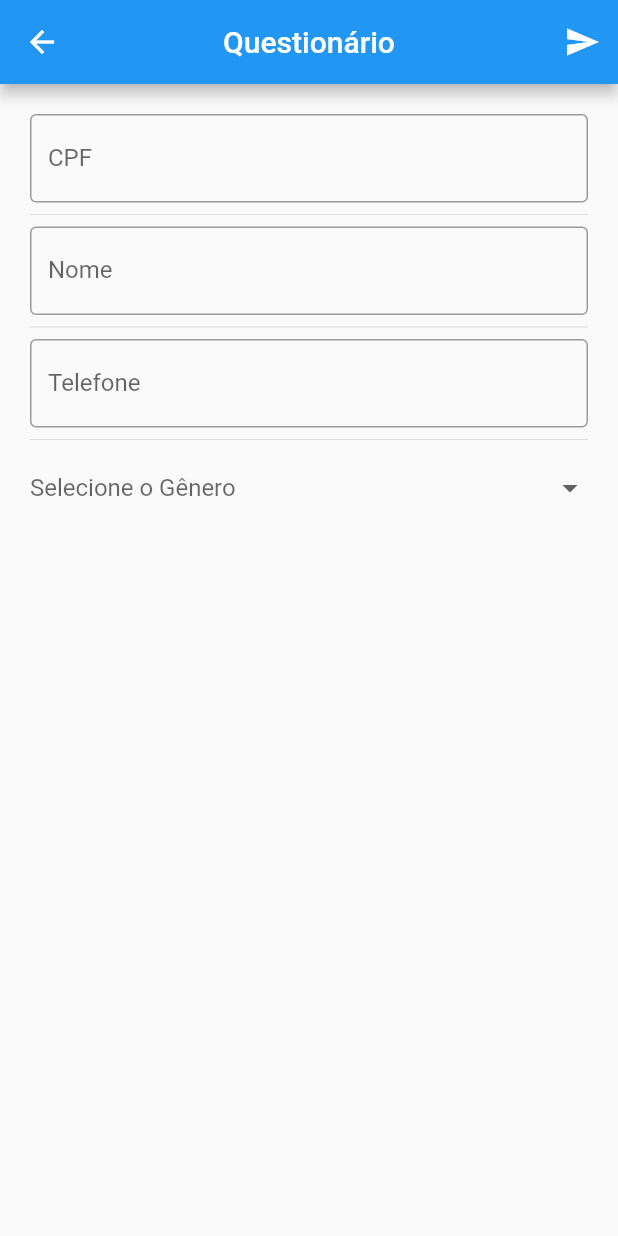
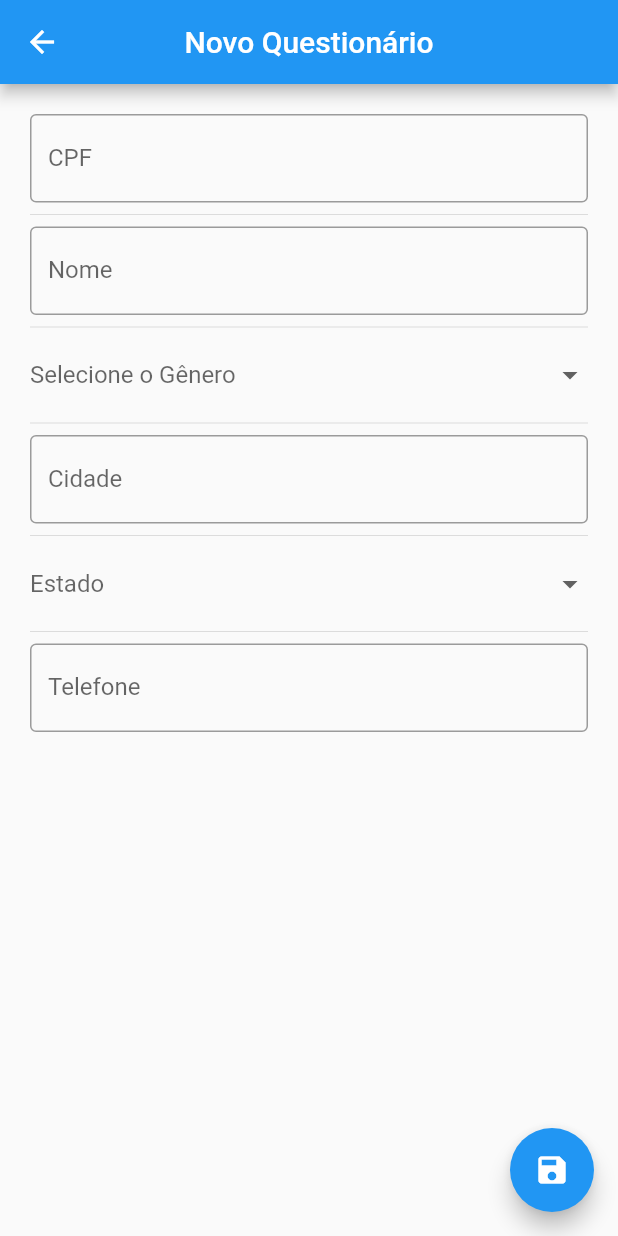
Before and after one commit to divoneimacedo/questionario_app, a Flutter app: the screen it shows after launch, after a tap on the "add" icon, on a phone screen of 412 x 824 dp. Run offline on Flutter 3.47's test engine with Material 2 defaults, Android fonts, the phone set to English and light mode, and no system bars; our stand-ins replace mask_text_input_formatter, sqflite; accounts and stored records are empty.

Commit message:
Salvando dados dos formularios e mostrando

```diff
--- a/lib/main.dart
+++ b/lib/main.dart
@@ -1,6 +1,6 @@
 import 'package:flutter/material.dart';
 import 'package:questionario_app/ui/home.dart';
-
+import 'package:questionario_app/model/questionario_model.dart';
 void main() {
   runApp(Home());
 }
--- a/lib/model/questionario_model.dart
+++ b/lib/model/questionario_model.dart
@@ -33,7 +33,7 @@ class QuestionarioModel{
 
   Future<Database> initDb() async{
     final databasesPath = await getDatabasesPath();
-    final path =  join(databasesPath,"questionario.db");
+    final path =  join(databasesPath,"questionarionew.db");
     return await openDatabase(path,version: 1,onCreate: (Database db,int newerversion) async{
       await db.execute(
           "CREATE TABLE $questTable ($idColumn INTEGER PRIMARY KEY,$cpfColumn TEXT,$nomeColumn TEXT, $telColumn TEXT, $generoColumn TEXT, $cidadeColumn TEXT, $ufColumn TEXT,$imgColumn TEXT, $sendColumn INTEGER)"
@@ -49,10 +49,13 @@ class QuestionarioModel{
   Future<List> getDataQuest() async{
     Database dbQuest = await db;
     List listMap = await dbQuest.rawQuery("Select * FROM $questTable");
+    //print(listMap);
     List<QuestionarioList> listQuest = List();
     for(Map m in listMap){
+
       listQuest.add(QuestionarioList.fromMap(m));
     }
+    return listQuest;
   }
 
   Future<QuestionarioList> saveQuest(QuestionarioList quest) async{
@@ -92,6 +95,7 @@ class QuestionarioList{
   QuestionarioList();
 
   QuestionarioList.fromMap(Map map){
+    print(map[idColumn]);
     id = map[idColumn];
     cpf = map[cpfColumn];
     nome = map[nomeColumn];
@@ -123,6 +127,6 @@ class QuestionarioList{
 
   @override
   String toString(){
-    return "Questionario(cpf:$cpf,nome: $nome,telefone:$telefone,genero:$genero,cidade:$cidade,uf:$uf)";
+    return "Questionario(cpf:$cpf,nome: $nome,genero:$genero,cidade:$cidade,uf:$uf,telefone:$telefone,img:$img,send:$send)";
   }
 }
--- a/lib/ui/home.dart
+++ b/lib/ui/home.dart
@@ -37,6 +37,7 @@ class _HomePageState extends State<HomePage> {
   void initState(){
     super.initState();
     _getAllForms();
+
   }
 
   @override
@@ -64,7 +65,7 @@ class _HomePageState extends State<HomePage> {
       ),
       body: ListView.builder(
           padding: EdgeInsets.all(10.0),
-          itemCount: listForm.length,
+          itemCount: (listForm != null ? listForm.length: 0),
           itemBuilder: (context,index){
             return _formCard(context,index);
           }
@@ -186,6 +187,7 @@ class _HomePageState extends State<HomePage> {
   }
 
   void _showFormPage({QuestionarioList questionarioList}) async {
+    //print(questionarioList);
     final recContact = await Navigator.push(context,
         MaterialPageRoute(builder: (context) => QuestionarioPage(questionarioList: questionarioList,))
     );
@@ -200,9 +202,12 @@ class _HomePageState extends State<HomePage> {
   }
 
   void _getAllForms(){
+    print("ok");
     questionario.getDataQuest().then((list) {
+      print(list);
       setState(() {
         listForm = list;
+        print(listForm);
       });
     });
   }
--- a/lib/ui/questionario.dart
+++ b/lib/ui/questionario.dart
@@ -32,25 +32,54 @@ class _QuestionarioPageState extends State<QuestionarioPage> {
   final cidadeController = TextEditingController();
   final ufController = TextEditingController();
 
+  final _nameFocus = FocusNode();
+
   var maskTel = MaskTextInputFormatter(mask: "(##) #####-####", filter: { "#": RegExp(r'[0-9]') });
   var maskCPF = MaskTextInputFormatter(mask: "###.###.###-##", filter: { "#": RegExp(r'[0-9]') });
   //var maskDefault = MaskTextInputFormatter(mask: "#", filter: { "#": RegExp(r'[A-Za-z0-9]') });
   Genero _genero;
+  Uf _uf;
+  bool _userEdited = false;
+  QuestionarioList _editQuest;
+
+  @override
+  void initState() {
+    super.initState();
+
+    if(widget.questionarioList == null){
+      _editQuest = QuestionarioList();
+      _editQuest.send = 0;
+      _editQuest.img = "";
+    } else {
+      _editQuest = QuestionarioList.fromMap(widget.questionarioList.toMap());
+
+      nomeController.text = _editQuest.nome;
+      cpfController.text = _editQuest.cpf;
+      telefoneController.text = _editQuest.telefone;
+    }
+    print(_editQuest);
+  }
 
   @override
   Widget build(BuildContext context) {
 
-    return Scaffold(
+    return WillPopScope(
+        onWillPop: _requestPop,
+        child:Scaffold(
       appBar: AppBar(
-        title: Text("Questionário"),
+        title: Text(_editQuest.nome ?? "Novo Questionário"),
         centerTitle: true,
-        actions: <Widget>[
-          IconButton(
-            icon: Icon(Icons.send),
-            onPressed: (){}
-
-          )
-        ],
+      ),
+      floatingActionButton: FloatingActionButton(
+        onPressed: (){
+          if(_editQuest.nome != null && _editQuest.nome.isNotEmpty){
+            Navigator.pop(context, _editQuest);
+          } else {
+            FocusScope.of(context).requestFocus(_nameFocus);
+          }
+        },
+        child: Icon(Icons.save),
+        backgroundColor: Colors.blue,
       ),
       body: SingleChildScrollView(
         padding: EdgeInsets.all(10.0),
@@ -60,11 +89,9 @@ class _QuestionarioPageState extends State<QuestionarioPage> {
               crossAxisAlignment:CrossAxisAlignment.stretch,
               mainAxisAlignment: MainAxisAlignment.spaceEvenly,
               children: <Widget>[
-                  buildTextField("CPF", cpfController, maskCPF, TextInputType.number),
+                  buildTextField("CPF", cpfController, maskCPF, TextInputType.number,(text){ _userEdited = true; setState(() { _editQuest.cpf = text; }); }),
                   Divider(),
-                  buildTextField("Nome", nomeController, null, TextInputType.text),
-                  Divider(),
-                  buildTextField("Telefone", telefoneController, maskTel, TextInputType.phone),
+                  buildTextField("Nome", nomeController, null, TextInputType.text,(text){ _userEdited = true; setState(() { _editQuest.nome = text; }); }),
                   Divider(),
                   Container(
                     child:DropdownButton<Genero>(
@@ -82,21 +109,48 @@ class _QuestionarioPageState extends State<QuestionarioPage> {
                       onChanged: (Genero val) {
                         setState(() {
                           _genero = val;
-                        print(_genero.name);
+                          _editQuest.genero = _genero.id;
+                          //print(_genero.name);
                         });
                       },
                     )
+                ),
+                Divider(),
+                buildTextField("Cidade", cidadeController, null, TextInputType.text,(text){ _userEdited = true; setState(() { _editQuest.cidade = text; }); }),
+                Divider(),
+                Container(
+                    child:DropdownButton<Uf>(
+                      isExpanded: true,
+                      underline: SizedBox(),
+                      value: _uf,
+                      hint: Text("Estado"),
+                      items: Uf.getUf().map((Uf uf) {
+                        return DropdownMenuItem<Uf>(
+                          value: uf,
+                          child: Text(uf.name),
+                        );
+                      }).toList(),
+
+                      onChanged: (Uf val) {
+                        setState(() {
+                          _uf = val;
+                          _editQuest.uf = _uf.id;
+                          //print(_genero.name);
+                        });
+                      },
                     )
-
+                ),
+                Divider(),
+                buildTextField("Telefone", telefoneController, maskTel, TextInputType.phone,(text){ _userEdited = true; setState(() { _editQuest.telefone = text; if(text.length==14) maskTel.updateMask("(##) ####-####"); else maskTel.updateMask("(##) #####-####");   }); }),
               ],
 
 
         )),
       ),
-    );
+    ));
   }
 
-  Widget buildTextField(String label,TextEditingController c,MaskTextInputFormatter m,TextInputType t){
+  Widget buildTextField(String label,TextEditingController c,MaskTextInputFormatter m,TextInputType t,Function f){
     if(m!=null)
       return TextField(
         decoration: InputDecoration(
@@ -106,6 +160,7 @@ class _QuestionarioPageState extends State<QuestionarioPage> {
         controller: c,
         inputFormatters: [ m ],
         keyboardType: t,
+        onChanged: f,
       );
     else
       return TextField(
@@ -115,8 +170,39 @@ class _QuestionarioPageState extends State<QuestionarioPage> {
         ),
         controller: c,
         keyboardType: t,
+        onChanged: f,
       );
 
+  }
+  Future<bool> _requestPop(){
+    if(_userEdited){
+      showDialog(context: context,
+          builder: (context){
+            return AlertDialog(
+              title: Text("Descartar Alterações?"),
+              content: Text("Se sair as alterações serão perdidas."),
+              actions: <Widget>[
+                FlatButton(
+                  child: Text("Cancelar"),
+                  onPressed: (){
+                    Navigator.pop(context);
+                  },
+                ),
+                FlatButton(
+                  child: Text("Sim"),
+                  onPressed: (){
+                    Navigator.pop(context);
+                    Navigator.pop(context);
+                  },
+                ),
+              ],
+            );
+          }
+      );
+      return Future.value(false);
+    } else {
+      return Future.value(true);
+    }
   }
 }
 
@@ -146,3 +232,38 @@ class Genero {
     return other is Genero && other.id == id && other.name == name;
   }
 }
+
+class Uf{
+  final String id;
+  final String name;
+
+  Uf(this.id, this.name);
+
+  static List<Uf> getUf() {
+    return <Uf>[
+      Uf('AC', 'Acre'),
+      Uf('AL', 'Alagoas'),
+      Uf('AM', 'Amazonas'),
+      Uf('CE', 'Ceará'),
+      Uf('DF', 'Distrito Federal'),
+      Uf('MS', 'Mato Grosso do Sul'),
+      Uf('MG', 'Minas Gerais'),
+      Uf('PR', 'Paraná'),
+      Uf('RJ', 'Rio de Janeiro'),
+      Uf('RS', 'Rio Grande do Sul'),
+      Uf('SC', 'Santa Catarina'),
+      Uf('SP', 'São Paulo'),
+    ];
+  }
+
+  @override
+  String toString() {
+    return name;
+  }
+
+  bool operator == (Object other) {
+    if (identical(this, other)) return true;
+    if (other.runtimeType != runtimeType) return false;
+    return other is Uf && other.id == id && other.name == name;
+  }
+}
```
Lines whose indentation alone changed are shown as unchanged.
